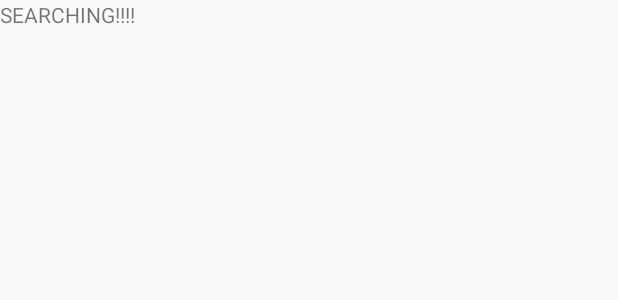
After one commit to sderekj/Big-Apps-Project, an Android app: the layout fragment_search.xml on its own in the app's theme, with its tools: preview values and no code run, on a phone screen of 412 x 824 dp. The commit adds this screen. Shown: the top 300 px of the screen. Run offline under Robolectric (Android 15) with nearby library versions, the phone set to English and light mode, and no system bars.

Commit message:
Bottom nav with 3 icons and Fragment setup for nav linkss

```diff
--- a/app/src/main/res/layout/fragment_category_icon.xml
+++ b/app/src/main/res/layout/fragment_category_icon.xml
@@ -1,7 +1,8 @@
 <?xml version="1.0" encoding="utf-8"?>
 <RelativeLayout xmlns:android="http://schemas.android.com/apk/res/android"
     android:layout_width="match_parent"
-    android:layout_height="match_parent">
+    android:layout_height="match_parent"
+    android:padding="0dp">
 
 
     <android.support.v7.widget.RecyclerView
--- /dev/null
+++ b/app/src/main/res/layout/fragment_search.xml
@@ -0,0 +1,11 @@
+<?xml version="1.0" encoding="utf-8"?>
+<LinearLayout xmlns:android="http://schemas.android.com/apk/res/android"
+    android:orientation="vertical" android:layout_width="match_parent"
+    android:layout_height="match_parent">
+
+    <TextView
+        android:layout_width="match_parent"
+        android:layout_height="match_parent"
+        android:text="SEARCHING!!!!"/>
+
+</LinearLayout>
--- a/app/src/main/res/layout/icon_layout.xml
+++ b/app/src/main/res/layout/icon_layout.xml
@@ -1,7 +1,7 @@
 <?xml version="1.0" encoding="utf-8"?>
 <RelativeLayout xmlns:android="http://schemas.android.com/apk/res/android"
-    android:layout_width="match_parent" android:layout_height="match_parent"
-    android:padding="@dimen/activity_vertical_margin">
+    android:layout_width="wrap_content" android:layout_height="wrap_content"
+    android:paddingLeft="32dp">
 
 
     <ImageView
@@ -20,6 +20,7 @@
         android:text="icon name"
         android:layout_below="@id/icon_img"
         android:layout_marginLeft="@dimen/large_margin"
+        android:layout_marginBottom="32dp"
         android:textSize="14dp"/>
 
 </RelativeLayout>
```
Also changed, not shown: app/src/main/java/nyc/c4q/dereksantos/bigappsproject/MainActivity.java (+8 -1 lines), app/src/main/java/nyc/c4q/dereksantos/bigappsproject/SearchFragment.java (added, +29 -0 lines), app/src/main/res/layout/activity_main.xml (+5 -2 lines), app/src/main/res/menu/bottom_navigation.xml (+7 -0 lines).
